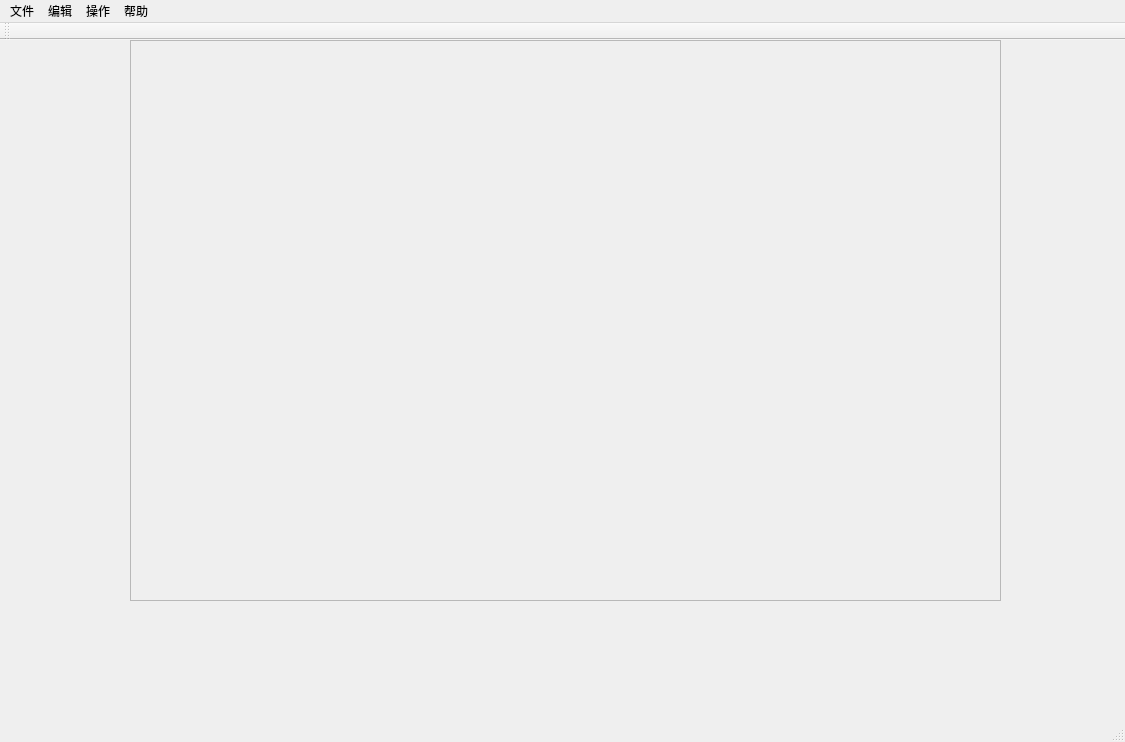
Above: PhysicsLabQt/mainwindow.ui from Jack-Myth/PhysicsLab before the change. Below: the same form after it.
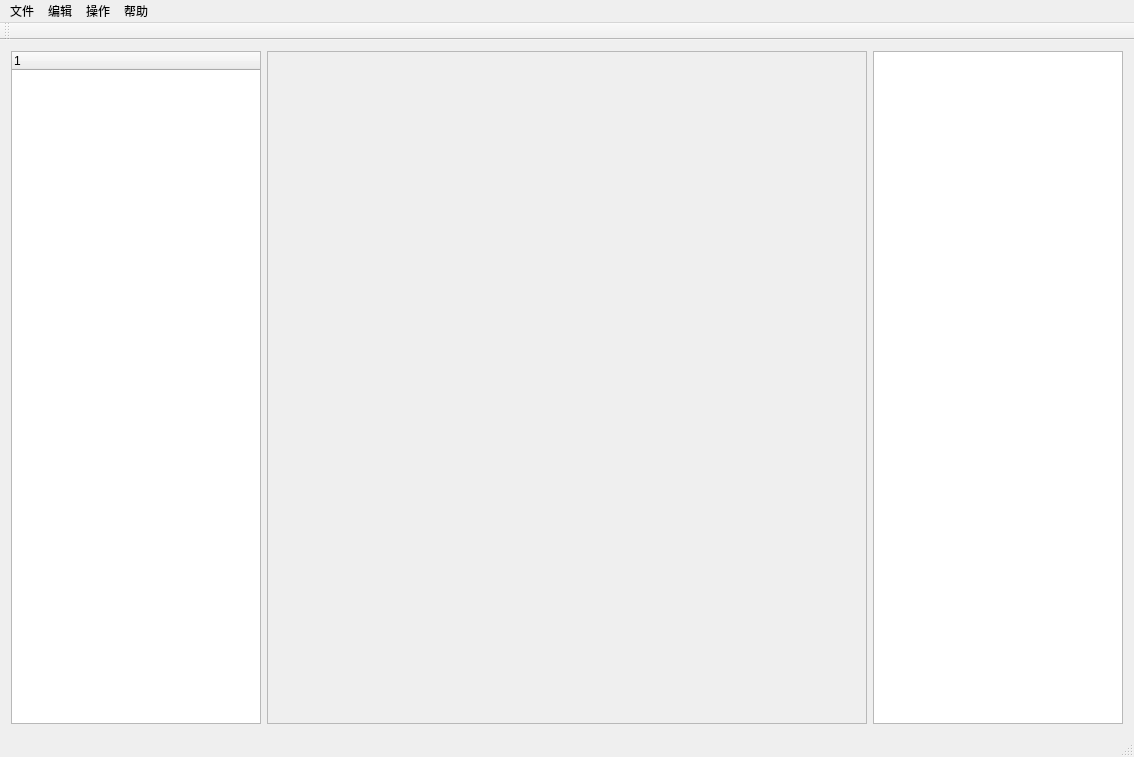
That is the form after the change.

Commit message: Finish SyncScene(). Update Qt Client Layout. Update SyncActorDetails(). SyncActorDetails() on Qt Still not Finish yet.

Diff of the .ui file:
```diff
--- a/PhysicsLabQt/mainwindow.ui
+++ b/PhysicsLabQt/mainwindow.ui
@@ -7,21 +7,49 @@
     <x>0</x>
     <y>0</y>
     <width>1125</width>
-    <height>742</height>
+    <height>757</height>
    </rect>
   </property>
   <property name="windowTitle">
    <string>MainWindow</string>
   </property>
   <widget class="QWidget" name="centralWidget">
+   <layout class="QHBoxLayout" name="horizontalLayout">
+    <item>
+     <widget class="QTreeWidget" name="SceneTree">
+      <property name="sizePolicy">
+       <sizepolicy hsizetype="Preferred" vsizetype="Expanding">
+        <horstretch>0</horstretch>
+        <verstretch>0</verstretch>
+       </sizepolicy>
+      </property>
+      <property name="minimumSize">
+       <size>
+        <width>250</width>
+        <height>0</height>
+       </size>
+      </property>
+      <property name="maximumSize">
+       <size>
+        <width>16777215</width>
+        <height>16777215</height>
+       </size>
+      </property>
+     </widget>
+    </item>
+    <item>
    <widget class="QFrame" name="UnrealFrame">
-    <property name="geometry">
-     <rect>
-      <x>130</x>
-      <y>0</y>
-      <width>871</width>
-      <height>561</height>
-     </rect>
+      <property name="sizePolicy">
+       <sizepolicy hsizetype="Expanding" vsizetype="Preferred">
+        <horstretch>0</horstretch>
+        <verstretch>0</verstretch>
+       </sizepolicy>
+      </property>
+      <property name="minimumSize">
+       <size>
+        <width>600</width>
+        <height>0</height>
+       </size>
     </property>
     <property name="frameShape">
      <enum>QFrame::StyledPanel</enum>
@@ -30,6 +58,24 @@
      <enum>QFrame::Raised</enum>
     </property>
    </widget>
+    </item>
+    <item>
+     <widget class="QColumnView" name="Details">
+      <property name="sizePolicy">
+       <sizepolicy hsizetype="Preferred" vsizetype="Expanding">
+        <horstretch>0</horstretch>
+        <verstretch>0</verstretch>
+       </sizepolicy>
+      </property>
+      <property name="minimumSize">
+       <size>
+        <width>250</width>
+        <height>0</height>
+       </size>
+      </property>
+     </widget>
+    </item>
+   </layout>
   </widget>
   <widget class="QStatusBar" name="statusBar"/>
   <widget class="QMenuBar" name="menuBar">
```
Lines whose indentation alone changed are shown as unchanged. The commit also changes 5 other files.
